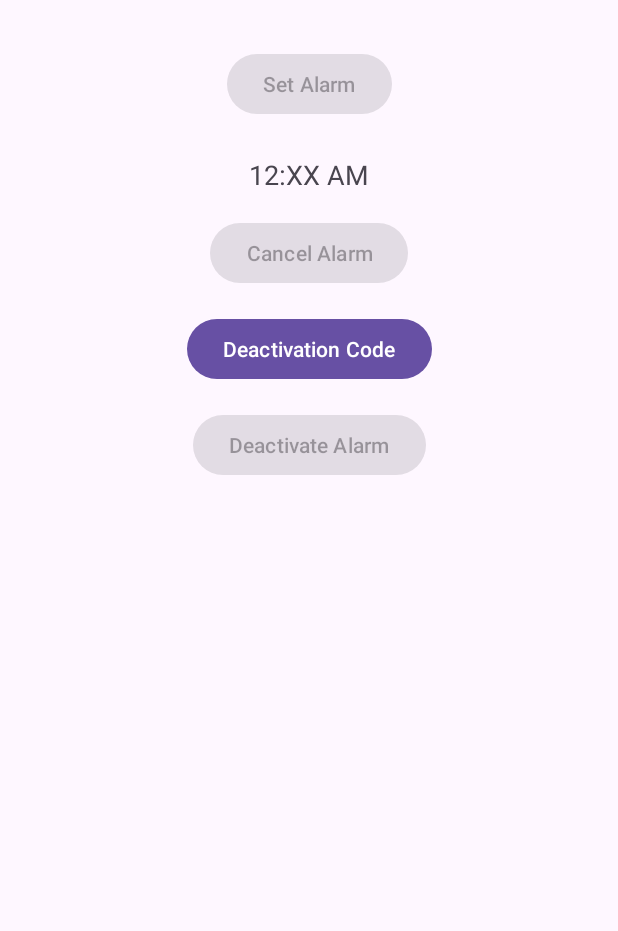
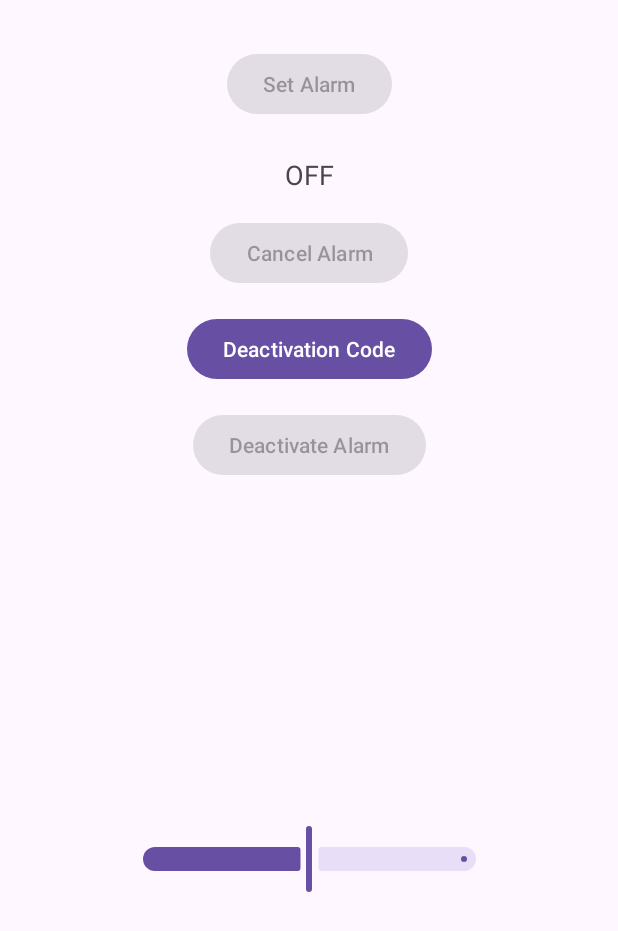
Before and after one commit to Pseudophobi4/getmeup-android, an Android app: the screen it shows after launch (MainActivity), on a phone screen of 412 x 824 dp. Shown: the top 931 px of the screen. Run offline under Robolectric (Android 15) with nearby library versions, the phone set to English and light mode, and no system bars.

Commit message:
Fixed time formatting

```diff
--- a/GetMeUp/app/src/main/java/com/example/getmeup/MainActivity.kt
+++ b/GetMeUp/app/src/main/java/com/example/getmeup/MainActivity.kt
@@ -127,7 +127,7 @@ class MainActivity : AppCompatActivity() {
         }
 
         // Update the displayed alarm time in 12-hour format
-        val savedTime = sharedPreferences.getString("alarm_time", "XX:XX") ?: "XX:XX"
+        val savedTime = sharedPreferences.getString("alarm_time", "OFF") ?: "OFF"
         tvAlarmTime.text = convertMilitaryTimeTo12HourFormat(savedTime)
     }
 
--- a/GetMeUp/app/src/main/res/layout/activity_main.xml
+++ b/GetMeUp/app/src/main/res/layout/activity_main.xml
@@ -11,55 +11,68 @@
         android:id="@+id/btn_set_alarm"
         android:layout_width="wrap_content"
         android:layout_height="wrap_content"
+        android:layout_marginTop="32dp"
         android:text="Set Alarm"
-        android:layout_marginTop="32dp"
-        app:layout_constraintTop_toTopOf="parent"
+        app:layout_constraintEnd_toEndOf="parent"
         app:layout_constraintStart_toStartOf="parent"
-        app:layout_constraintEnd_toEndOf="parent" />
+        app:layout_constraintTop_toTopOf="parent" />
 
     <!-- TextView to show the current alarm time -->
     <TextView
         android:id="@+id/tv_alarm_time"
         android:layout_width="wrap_content"
         android:layout_height="wrap_content"
+        android:layout_marginTop="24dp"
         android:text="OFF"
         android:textSize="18sp"
-        android:layout_marginTop="24dp"
-        app:layout_constraintTop_toBottomOf="@id/btn_set_alarm"
+        app:layout_constraintEnd_toEndOf="parent"
         app:layout_constraintStart_toStartOf="parent"
-        app:layout_constraintEnd_toEndOf="parent" />
+        app:layout_constraintTop_toBottomOf="@id/btn_set_alarm" />
 
     <!-- Button to cancel the alarm -->
     <Button
         android:id="@+id/btn_cancel_alarm"
         android:layout_width="wrap_content"
         android:layout_height="wrap_content"
+        android:layout_marginTop="16dp"
         android:text="Cancel Alarm"
-        android:layout_marginTop="16dp"
-        app:layout_constraintTop_toBottomOf="@id/tv_alarm_time"
+        app:layout_constraintEnd_toEndOf="parent"
         app:layout_constraintStart_toStartOf="parent"
-        app:layout_constraintEnd_toEndOf="parent" />
+        app:layout_constraintTop_toBottomOf="@id/tv_alarm_time" />
 
     <!-- Button to generate code -->
     <Button
         android:id="@+id/btn_generate_code"
         android:layout_width="wrap_content"
         android:layout_height="wrap_content"
+        android:layout_marginTop="16dp"
         android:text="Deactivation Code"
-        android:layout_marginTop="16dp"
-        app:layout_constraintTop_toBottomOf="@id/btn_cancel_alarm"
+        app:layout_constraintEnd_toEndOf="parent"
         app:layout_constraintStart_toStartOf="parent"
-        app:layout_constraintEnd_toEndOf="parent" />
+        app:layout_constraintTop_toBottomOf="@id/btn_cancel_alarm" />
 
     <!-- Button to deactivate alarm -->
     <Button
         android:id="@+id/btn_deactivate_alarm"
         android:layout_width="wrap_content"
         android:layout_height="wrap_content"
+        android:layout_marginTop="16dp"
         android:text="Deactivate Alarm"
-        android:layout_marginTop="16dp"
-        app:layout_constraintTop_toBottomOf="@id/btn_generate_code"
+        app:layout_constraintEnd_toEndOf="parent"
         app:layout_constraintStart_toStartOf="parent"
-        app:layout_constraintEnd_toEndOf="parent" />
+        app:layout_constraintTop_toBottomOf="@id/btn_generate_code" />
+
+    <com.google.android.material.slider.Slider
+        android:id="@+id/volume_slider"
+        android:layout_width="250dp"
+        android:layout_height="wrap_content"
+        android:value="50.0"
+        android:valueFrom="0.0"
+        android:valueTo="100.0"
+        app:layout_constraintBottom_toBottomOf="parent"
+        app:layout_constraintEnd_toEndOf="parent"
+        app:layout_constraintHorizontal_bias="0.5"
+        app:layout_constraintStart_toStartOf="parent"
+        app:layout_constraintTop_toBottomOf="@+id/btn_deactivate_alarm" /> <!-- Set a default volume level -->
 
 </androidx.constraintlayout.widget.ConstraintLayout>
```
